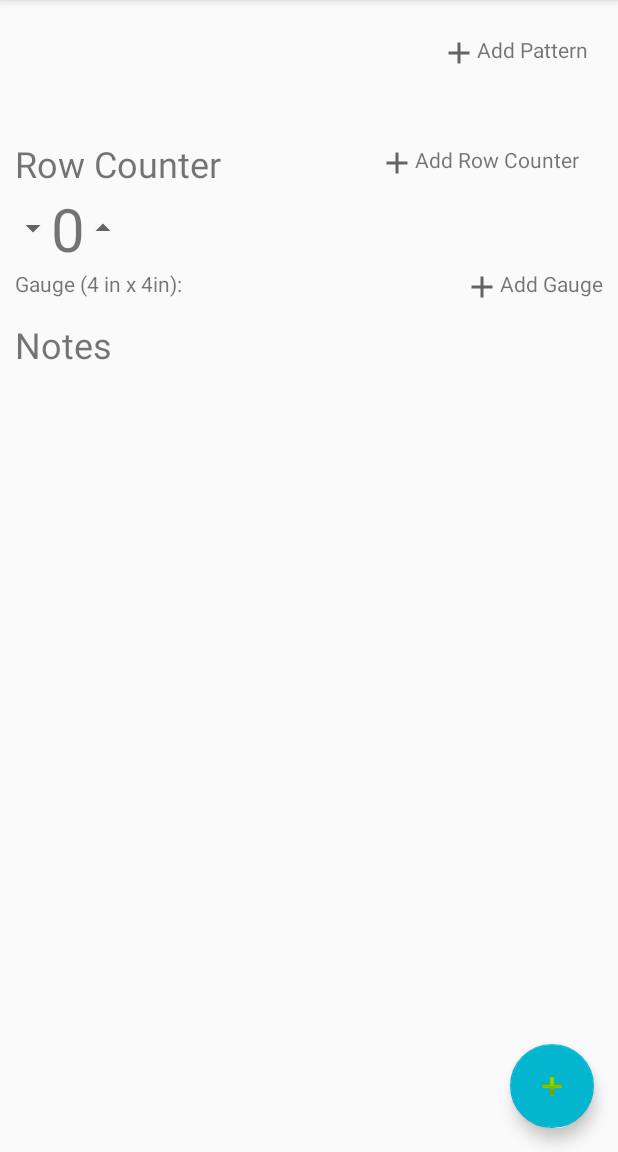
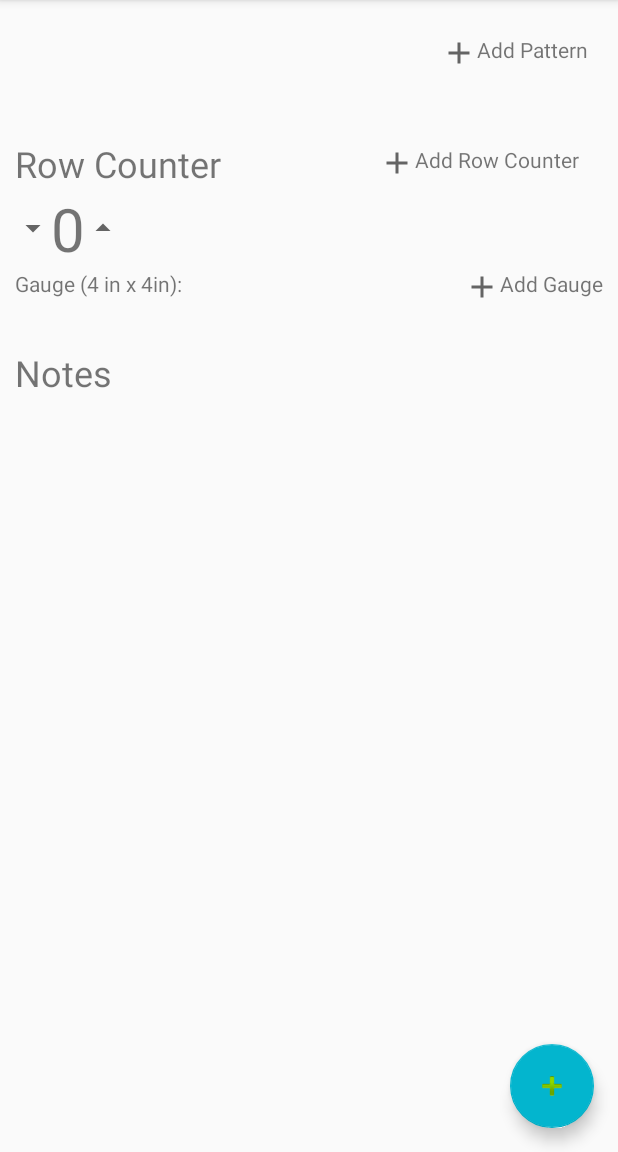
Before and after one commit to fowlerae/LetsGetKnotty, an Android app: the fragment ProjectFragment placed in its activity, on a phone screen of 412 x 824 dp, the part 84-1236 px from its top. Run offline under Robolectric (Android 15) with nearby library versions, the phone set to English and light mode, and no system bars; our stand-ins replace Firebase (no records; nobody signed in at launch, a user with empty details on screens opened directly); libraries missing offline, so code that uses them is left out: com.firebase.ui; 6 statements that could not run were skipped.

```diff
--- a/app/src/main/res/layout/fragment_project_view.xml
+++ b/app/src/main/res/layout/fragment_project_view.xml
@@ -123,6 +123,8 @@
                             android:id="@+id/project_gauge"
                             android:layout_width="wrap_content"
                             android:layout_height="wrap_content"
+                            android:layout_marginTop="10dp"
+                            android:textSize="24sp"
                             android:text=""/>
 
                         <LinearLayout
```
